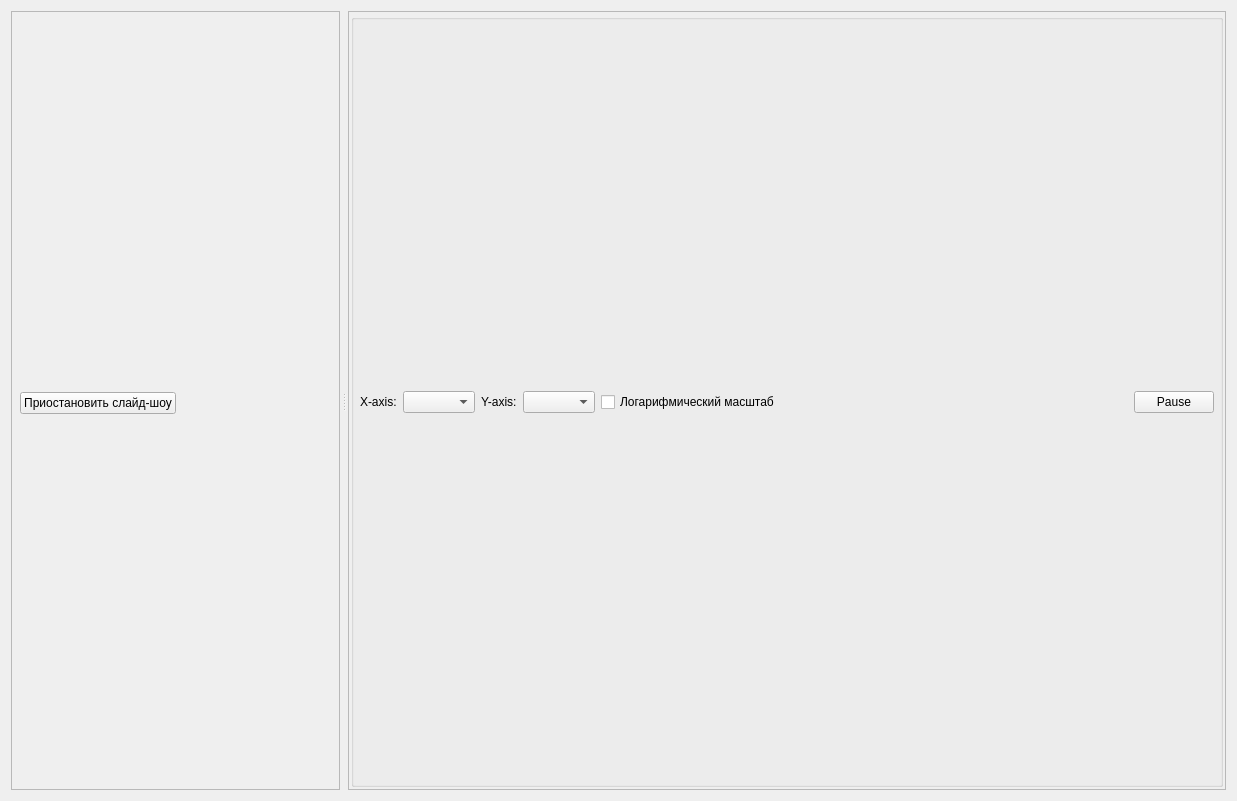
Above: gui/uies/demonstrator.ui from neurocomputer/MemriBoard before the change. Below: the same form after it.
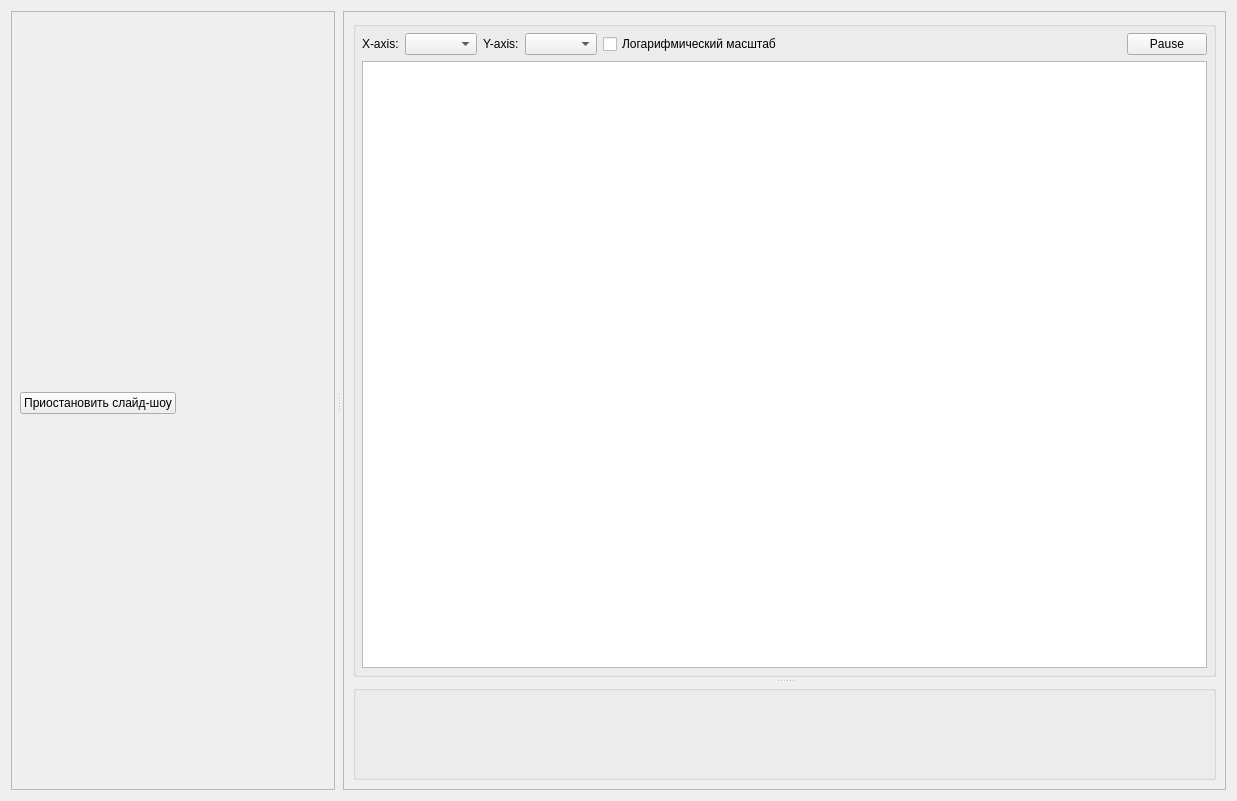
That is the form after the change. Custom widgets are drawn as their Qt base class.

What changed in the file:
```diff
--- a/gui/uies/demonstrator.ui
+++ b/gui/uies/demonstrator.ui
@@ -97,22 +97,17 @@
        <enum>QFrame::Raised</enum>
       </property>
       <layout class="QVBoxLayout" name="verticalLayout_2">
-       <property name="spacing">
-        <number>0</number>
-       </property>
-       <property name="leftMargin">
-        <number>2</number>
-       </property>
-       <property name="topMargin">
-        <number>2</number>
-       </property>
-       <property name="rightMargin">
-        <number>2</number>
-       </property>
-       <property name="bottomMargin">
-        <number>2</number>
-       </property>
        <item>
+        <widget class="QSplitter" name="splitter_dynamic">
+         <property name="lineWidth">
+          <number>1</number>
+         </property>
+         <property name="orientation">
+          <enum>Qt::Vertical</enum>
+         </property>
+         <property name="handleWidth">
+          <number>8</number>
+         </property>
         <widget class="QGroupBox" name="groupBox_dynamic_demo">
          <property name="title">
           <string/>
@@ -181,8 +176,34 @@
             </item>
            </layout>
           </item>
-         </layout>
-        </widget>
+           <item>
+            <widget class="PlotWidget" name="plot_widget"/>
+           </item>
+          </layout>
+         </widget>
+         <widget class="QGroupBox" name="groupBox_static">
+          <property name="title">
+           <string/>
+          </property>
+          <layout class="QVBoxLayout" name="verticalLayout_4">
+           <property name="leftMargin">
+            <number>6</number>
+           </property>
+           <property name="topMargin">
+            <number>6</number>
+           </property>
+           <property name="rightMargin">
+            <number>6</number>
+           </property>
+           <property name="bottomMargin">
+            <number>6</number>
+           </property>
+           <item>
+            <widget class="AspectRatioLabel" name="label_static">
+             <property name="text">
+              <string/>
+             </property>
+            </widget>
        </item>
       </layout>
      </widget>
@@ -190,6 +211,22 @@
    </item>
   </layout>
  </widget>
+    </widget>
+   </item>
+  </layout>
+ </widget>
+ <customwidgets>
+  <customwidget>
+   <class>PlotWidget</class>
+   <extends>QGraphicsView</extends>
+   <header>pyqtgraph</header>
+  </customwidget>
+  <customwidget>
+   <class>AspectRatioLabel</class>
+   <extends>QLabel</extends>
+   <header>gui.widgets.AspectRatioLabel</header>
+  </customwidget>
+ </customwidgets>
  <resources/>
  <connections/>
 </ui>
```
Lines whose indentation alone changed are shown as unchanged.
